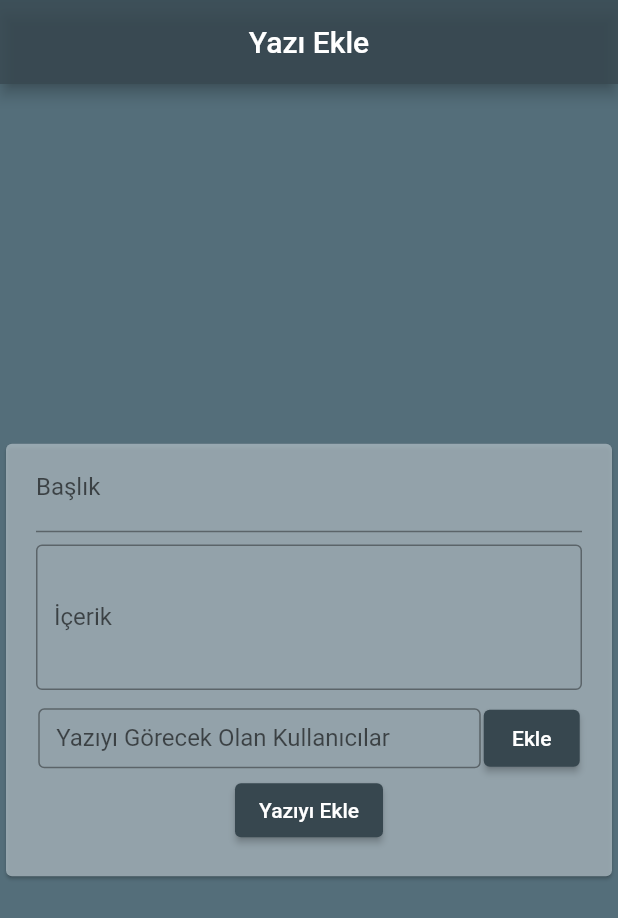
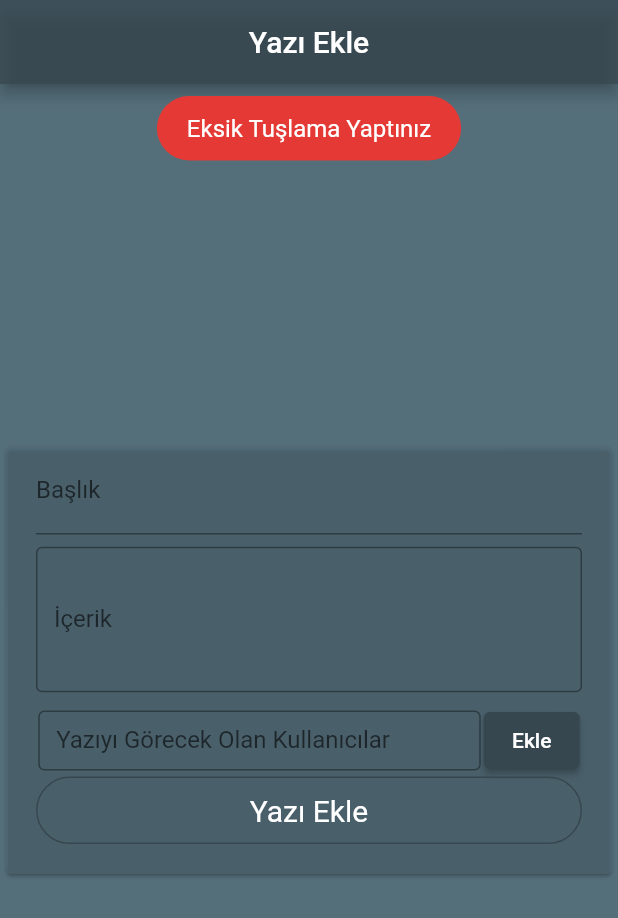
Before and after one commit to bayrak-yavuz/InternProject004, a Flutter app: the YaziEkrani screen opened directly, after a tap on "Ekle", on a phone screen of 412 x 824 dp. Shown: the top 918 px of the screen. Run offline on Flutter 3.47's test engine with Material 2 defaults, Android fonts, the phone set to English and light mode, and no system bars; our stand-ins replace cloud_firestore, email_validator, firebase_auth, firebase_core, fluttertoast; accounts and stored records are empty.

Commit message:
Update yazisayfasi.dart

```diff
--- a/lib/yazisayfasi.dart
+++ b/lib/yazisayfasi.dart
@@ -6,6 +6,8 @@ import 'package:cloud_firestore/cloud_firestore.dart';
 import 'package:firebase_auth/firebase_auth.dart';
 import 'package:flutter/material.dart';
 import 'package:intl/intl.dart';
+import 'package:fluttertoast/fluttertoast.dart';
+import 'package:kullanici_giris/profilsayfasi.dart';
 
 class YaziEkrani extends StatefulWidget {
   @override
@@ -21,7 +23,6 @@ class _YaziEkraniState extends State<YaziEkrani> {
   var gelenYaziIcerigi = "";
   final List<String> permission = <String>[];
   var currentUser = FirebaseAuth.instance.currentUser;
-
   yaziEkle() {
     DateTime now = DateTime.now();
     String formattedDate = DateFormat('kk:mm:ss \n EEE d MMM').format(now);
@@ -38,6 +39,10 @@ class _YaziEkraniState extends State<YaziEkrani> {
 
   getMail() {
     permission.add(t3.text);
+  }
+
+  listClear() {
+    permission.clear();
   }
 
   /* yaziGuncelle() {
@@ -63,13 +68,14 @@ class _YaziEkraniState extends State<YaziEkrani> {
       backgroundColor: Colors.blueGrey.shade600,
       body: Center(
         child: Card(
-          color: Colors.blueGrey.shade200.withOpacity(.75),
+          color: Colors.blueGrey.shade600.withOpacity(.50),
           child: Padding(
             padding: EdgeInsets.fromLTRB(20, 0, 20, 20),
             child: Column(
               mainAxisSize: MainAxisSize.min,
               children: <Widget>[
                 TextField(
+                  //başlık
                   decoration: InputDecoration(
                     border: UnderlineInputBorder(),
                     labelText: 'Başlık',
@@ -80,6 +86,7 @@ class _YaziEkraniState extends State<YaziEkrani> {
                   height: size.height * 0.01,
                 ),
                 TextField(
+                  //içerik
                   decoration: InputDecoration(
                     border: OutlineInputBorder(),
                     labelText: 'İçerik',
@@ -108,7 +115,21 @@ class _YaziEkraniState extends State<YaziEkrani> {
                       height: 48,
                       padding: EdgeInsets.fromLTRB(2, 5, 0, 5),
                       child: ElevatedButton(
-                        onPressed: getMail,
+                        //kullanıcı ekleme
+                        onPressed: () {
+                          if (t3.text.isEmpty) {
+                            Fluttertoast.showToast(
+                                msg: 'Eksik Tuşlama Yaptınız',
+                                backgroundColor: Colors.red.shade600,
+                                toastLength: Toast.LENGTH_SHORT,
+                                gravity: ToastGravity.TOP,
+                                timeInSecForIosWeb: 2,
+                                fontSize: 16.0);
+                          } else {
+                            getMail();
+                            t3.clear();
+                          }
+                        },
                         child: Text("Ekle"),
                         style: ElevatedButton.styleFrom(
                             primary: Colors.blueGrey.shade800),
@@ -116,12 +137,59 @@ class _YaziEkraniState extends State<YaziEkrani> {
                     )
                   ],
                 ),
-                ElevatedButton(
+                InkWell(
+                  onTap: () {
+                    if (t1.text.isEmpty && t2.text.isEmpty) {
+                      Fluttertoast.showToast(
+                          msg: 'Eksik Yerleri Doldurunuz',
+                          backgroundColor: Colors.red.shade600,
+                          toastLength: Toast.LENGTH_SHORT,
+                          gravity: ToastGravity.TOP,
+                          timeInSecForIosWeb: 2,
+                          fontSize: 16.0);
+                    } else {
+                      yaziEkle();
+                      Fluttertoast.showToast(
+                          msg: 'Yazı Eklendi',
+                          backgroundColor: Colors.red.shade600,
+                          toastLength: Toast.LENGTH_SHORT,
+                          gravity: ToastGravity.TOP,
+                          timeInSecForIosWeb: 3,
+                          fontSize: 16.0);
+                    }
+                    listClear();
+                    t1.clear();
+                    t2.clear();
+                    Navigator.pushAndRemoveUntil(
+                        context,
+                        MaterialPageRoute(builder: (_) => ProfilEkrani()),
+                        (Route<dynamic> route) => true);
+                  },
+                  child: Container(
+                    padding: EdgeInsets.symmetric(vertical: 5),
+                    decoration: BoxDecoration(
+                        border: Border.all(color: Colors.blueGrey.shade800),
+                        borderRadius: BorderRadius.all(Radius.circular(50))),
+                    child: Padding(
+                      padding: const EdgeInsets.all(5.0),
+                      child: Center(
+                        child: Text(
+                          "Yazı Ekle",
+                          style: TextStyle(
+                            color: Colors.white,
+                            fontSize: 20,
+                          ),
+                        ),
+                      ),
+                    ),
+                  ),
+                ),
+                /* ElevatedButton(
                   onPressed: yaziEkle,
                   child: Text("Yazıyı Ekle"),
                   style: ElevatedButton.styleFrom(
                       primary: Colors.blueGrey.shade800),
-                ),
+                ),*/
               ],
             ),
           ),
```
